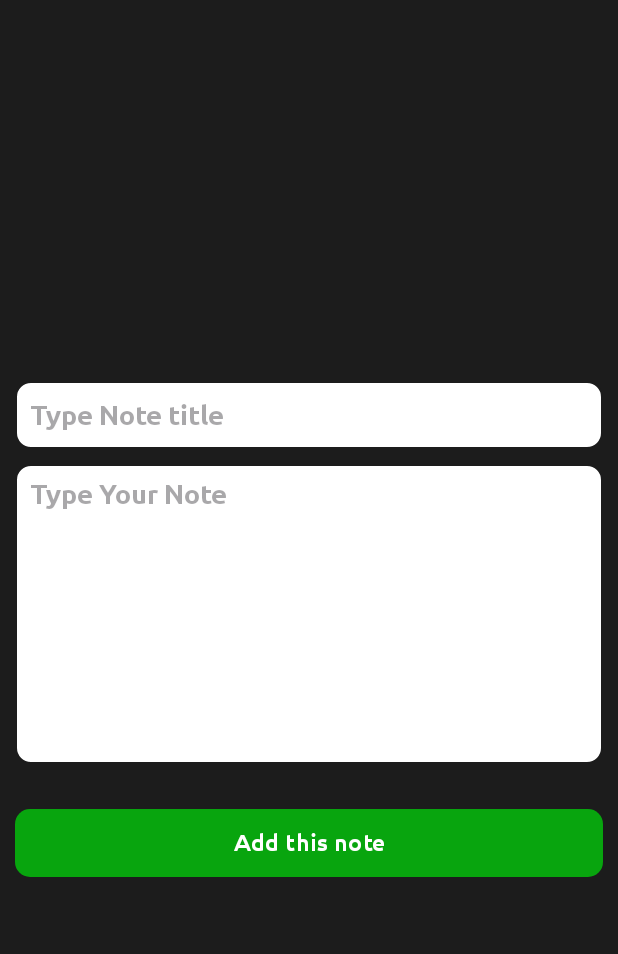
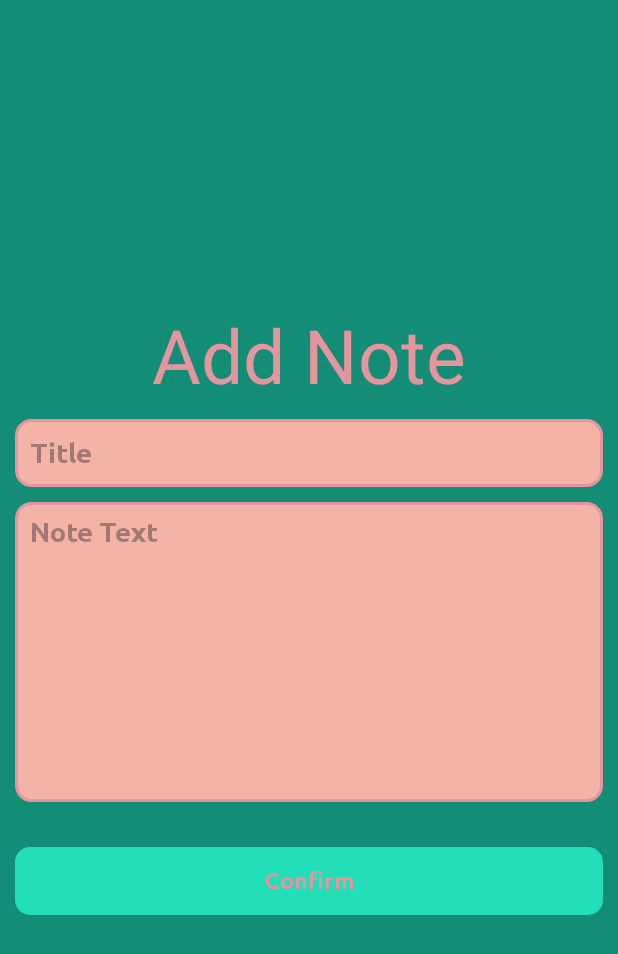
Before and after one commit to dd6478/NoteApp, an Android app: the AddActivity screen opened directly, with no data from a screen before it, on a phone screen of 412 x 824 dp. Shown: the top 954 px of the screen. Run offline under Robolectric (Android 15) with nearby library versions, the phone set to English and light mode, and no system bars; our stand-ins replace data binding.

Commit message:
first commit

```diff
--- a/app/src/main/res/drawable/search_note_background.xml
+++ b/app/src/main/res/drawable/search_note_background.xml
@@ -3,11 +3,11 @@
     android:shape="rectangle">
 
     <solid
-        android:color="@color/white"/>
+        android:color="@color/saumon"/>
     <corners
         android:radius="10dp"/>
     <stroke
-        android:width="1dp"
-        android:color="@color/colorPrimary"/>
+        android:width="2dp"
+        android:color="@color/pink"/>
 
 </shape>
--- a/app/src/main/res/drawable/update_delete_background.xml
+++ b/app/src/main/res/drawable/update_delete_background.xml
@@ -2,9 +2,9 @@
 <shape xmlns:android="http://schemas.android.com/apk/res/android"
     android:shape="oval">
 
-    <solid android:color="@android:color/darker_gray"/>
+    <solid android:color="@color/pink"/>
     <stroke
-        android:color="@color/white"
+        android:color="@color/saumon"
         android:width="1dp"/>
 
 </shape>
--- a/app/src/main/res/layout/activity_add.xml
+++ b/app/src/main/res/layout/activity_add.xml
@@ -11,10 +11,19 @@
         android:id="@+id/main"
         android:layout_width="match_parent"
         android:layout_height="match_parent"
-        android:background="@color/windowBackground"
+        android:background="@color/cyan"
         android:gravity="center"
         android:orientation="vertical"
         tools:context=".view.activity.AddActivity">
+
+        <androidx.constraintlayout.utils.widget.MotionLabel
+            android:layout_width="match_parent"
+            android:layout_height="50dp"
+            android:fontFamily="@font/ubuntu_bold"
+            android:textColor="@color/pink"
+            android:textSize="50dp"
+            android:text="Add Note"
+            android:gravity="center" />
 
         <EditText
             android:id="@+id/titleEdit"
@@ -24,7 +33,7 @@
             android:layout_marginTop="15dp"
             android:background="@drawable/search_note_background"
             android:fontFamily="@font/ubuntu_bold"
-            android:hint="Type Note title"
+            android:hint="Title"
             android:inputType="text"
             android:maxLines="1"
             android:paddingStart="10dp" />
@@ -38,7 +47,7 @@
             android:background="@drawable/search_note_background"
             android:fontFamily="@font/ubuntu_bold"
             android:gravity="top"
-            android:hint="Type Your Note"
+            android:hint="Note Text"
             android:includeFontPadding="false"
             android:inputType="textMultiLine"
             android:minHeight="200dp"
@@ -58,12 +67,12 @@
             android:insetTop="0dp"
             android:insetRight="0dp"
             android:insetBottom="0dp"
-            android:text="Add this note"
-            android:textColor="@color/white"
+            android:text="Confirm"
+            android:textColor="@color/pink"
 
             android:textSize="15sp"
             android:textStyle="bold"
-            app:backgroundTint="#08A50E"
+            app:backgroundTint="#22DFBA"
             app:cornerRadius="10dp" />
 
     </LinearLayout>
--- a/app/src/main/res/layout/activity_note.xml
+++ b/app/src/main/res/layout/activity_note.xml
@@ -11,7 +11,7 @@
         android:id="@+id/main"
         android:layout_width="match_parent"
         android:layout_height="match_parent"
-        android:background="@color/windowBackground"
+        android:background="@color/cyan"
         tools:context=".view.activity.NoteActivity">
 
 
@@ -38,7 +38,7 @@
             android:layout_height="wrap_content"
             android:layout_marginEnd="30dp"
             android:layout_marginBottom="30dp"
-            android:backgroundTint="@color/white"
+            android:backgroundTint="@color/saumon"
             android:src="@drawable/round_add_24"
             app:tint="@color/black"
             app:layout_constraintBottom_toBottomOf="parent"
--- a/app/src/main/res/values/colors.xml
+++ b/app/src/main/res/values/colors.xml
@@ -1,9 +1,11 @@
 <?xml version="1.0" encoding="utf-8"?>
 <resources>
-    <color name="black">#FF000000</color>
-    <color name="white">#FFFFFFFF</color>
+    <color name="black">#1F0812</color>
+    <color name="saumon">#F3B3A6</color>
     <color name="colorPrimary">#1C1C1C</color>
     <color name="colorPrimaryLight">@color/colorPrimary</color>
     <color name="colorPrimaryDark">#000000</color>
-    <color name="windowBackground">#1C1C1C</color>
+    <color name="cyan">#138D75</color>
+    <color name="pink">#E4959E</color>
+    <color name="blue">#38138D</color>
 </resources>
```
Also changed, not shown: app/src/main/res/layout/activity_update.xml (+15 -6 lines), app/src/main/res/layout/note_item.xml (+4 -4 lines).
